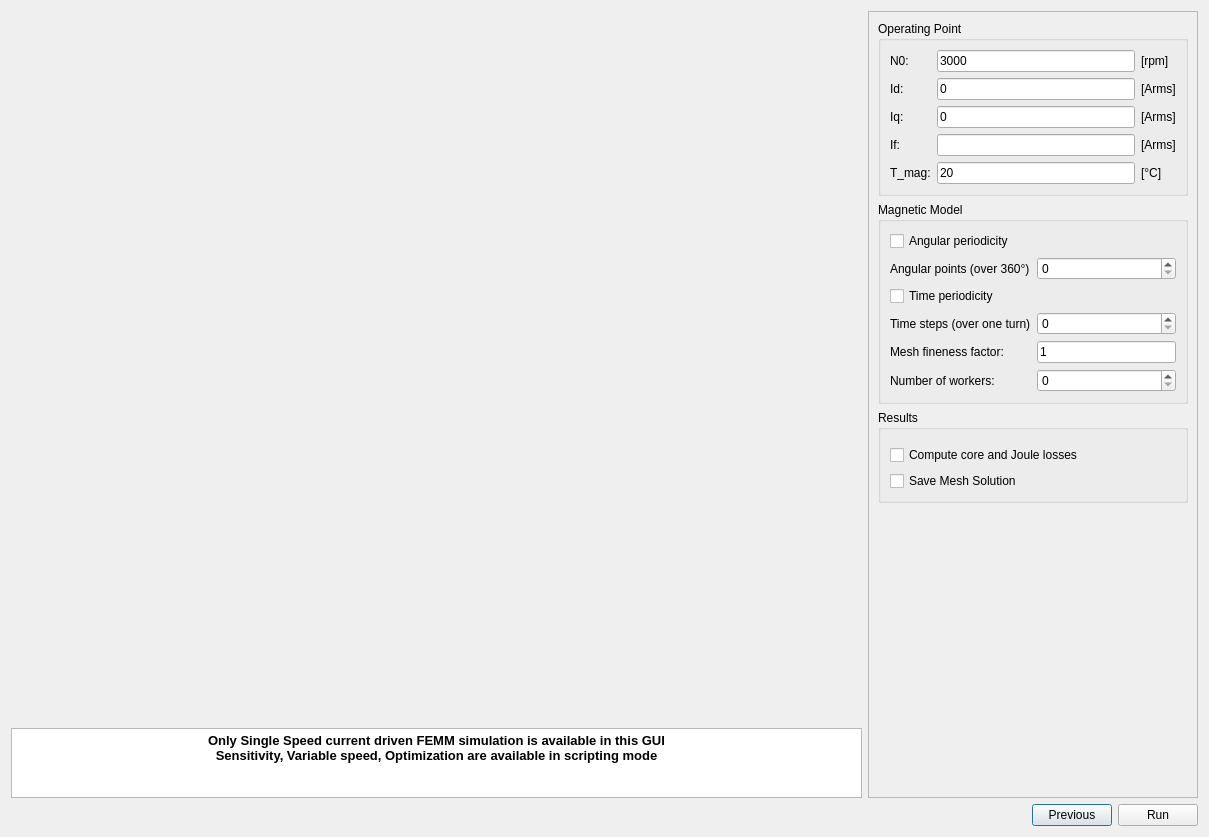
Before: the Qt Designer form pyleecan/GUI/Dialog/DMachineSetup/SSimu/SSimu.ui in Eomys/pyleecan, drawn with Qt 5.
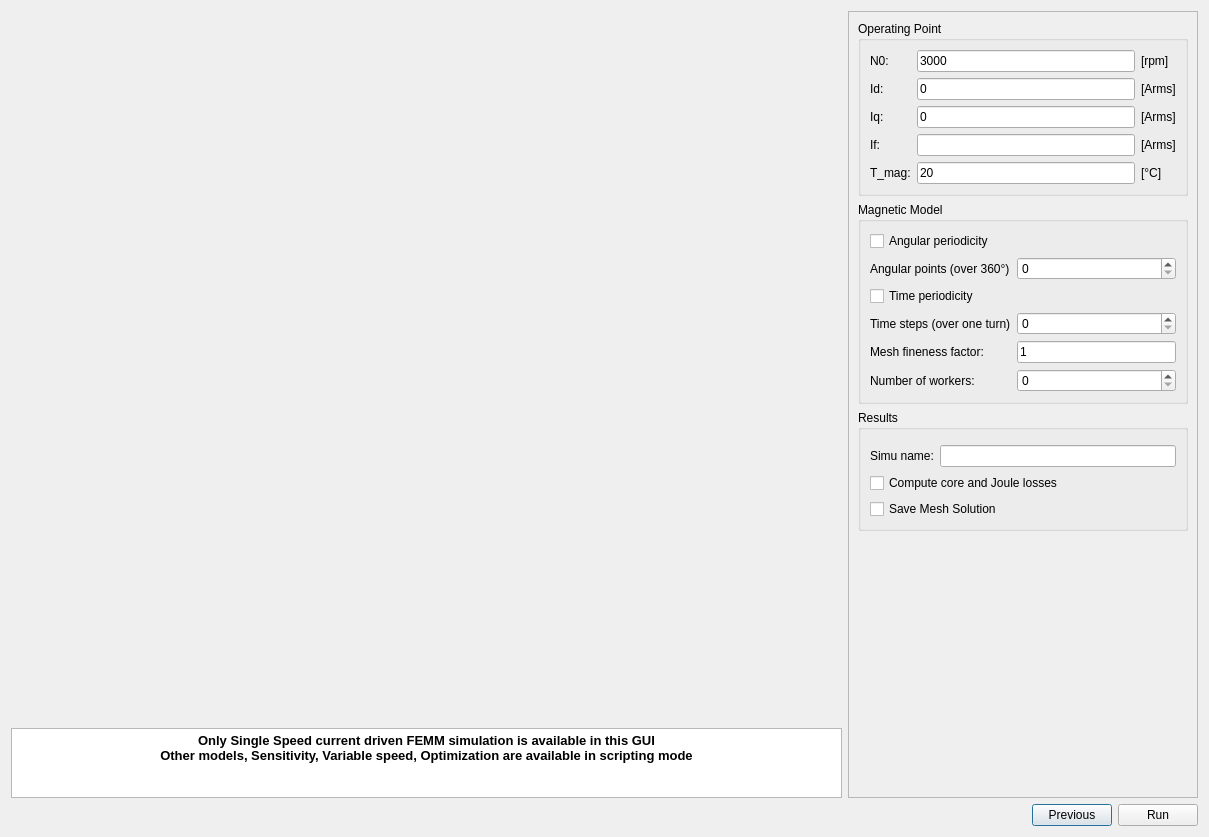
After: the same form once the commit is applied. Custom widgets are drawn as their Qt base class.

Commit message: [NF] Save results and plot after simu run

Diff of the .ui file:
```diff
--- a/pyleecan/GUI/Dialog/DMachineSetup/SSimu/SSimu.ui
+++ b/pyleecan/GUI/Dialog/DMachineSetup/SSimu/SSimu.ui
@@ -57,7 +57,7 @@
 p, li { white-space: pre-wrap; }
 &lt;/style&gt;&lt;/head&gt;&lt;body style=&quot; font-family:'MS Shell Dlg 2'; font-size:7.8pt; font-weight:400; font-style:normal;&quot;&gt;
 &lt;p align=&quot;center&quot; style=&quot; margin-top:0px; margin-bottom:0px; margin-left:0px; margin-right:0px; -qt-block-indent:0; text-indent:0px;&quot;&gt;&lt;span style=&quot; font-size:10pt; font-weight:600;&quot;&gt;Only Single Speed current driven FEMM simulation is available in this GUI&lt;/span&gt;&lt;/p&gt;
-&lt;p align=&quot;center&quot; style=&quot; margin-top:0px; margin-bottom:0px; margin-left:0px; margin-right:0px; -qt-block-indent:0; text-indent:0px;&quot;&gt;&lt;span style=&quot; font-size:10pt; font-weight:600;&quot;&gt;Sensitivity, Variable speed, Optimization are available in scripting mode&lt;/span&gt;&lt;/p&gt;&lt;/body&gt;&lt;/html&gt;</string>
+&lt;p align=&quot;center&quot; style=&quot; margin-top:0px; margin-bottom:0px; margin-left:0px; margin-right:0px; -qt-block-indent:0; text-indent:0px;&quot;&gt;&lt;span style=&quot; font-size:10pt; font-weight:600;&quot;&gt;Other models, Sensitivity, Variable speed, Optimization are available in scripting mode&lt;/span&gt;&lt;/p&gt;&lt;/body&gt;&lt;/html&gt;</string>
          </property>
          <property name="textInteractionFlags">
           <set>Qt::TextSelectableByKeyboard|Qt::TextSelectableByMouse</set>
@@ -70,13 +70,13 @@
       <widget class="QScrollArea" name="scrollArea">
        <property name="minimumSize">
         <size>
-         <width>330</width>
+         <width>350</width>
          <height>0</height>
         </size>
        </property>
        <property name="maximumSize">
         <size>
-         <width>330</width>
+         <width>350</width>
          <height>16777215</height>
         </size>
        </property>
@@ -88,7 +88,7 @@
          <rect>
           <x>0</x>
           <y>0</y>
-          <width>328</width>
+          <width>348</width>
           <height>774</height>
          </rect>
         </property>
@@ -458,6 +458,20 @@
               </property>
              </widget>
             </item>
+            <item>
+             <layout class="QHBoxLayout" name="horizontalLayout_2">
+              <item>
+               <widget class="QLabel" name="in_name">
+                <property name="text">
+                 <string>Simu name:</string>
+                </property>
+               </widget>
+              </item>
+              <item>
+               <widget class="QLineEdit" name="le_name"/>
+              </item>
+             </layout>
+            </item>
             <item>
              <widget class="QCheckBox" name="is_losses">
               <property name="text">
```
The commit also changes 6 other files.
